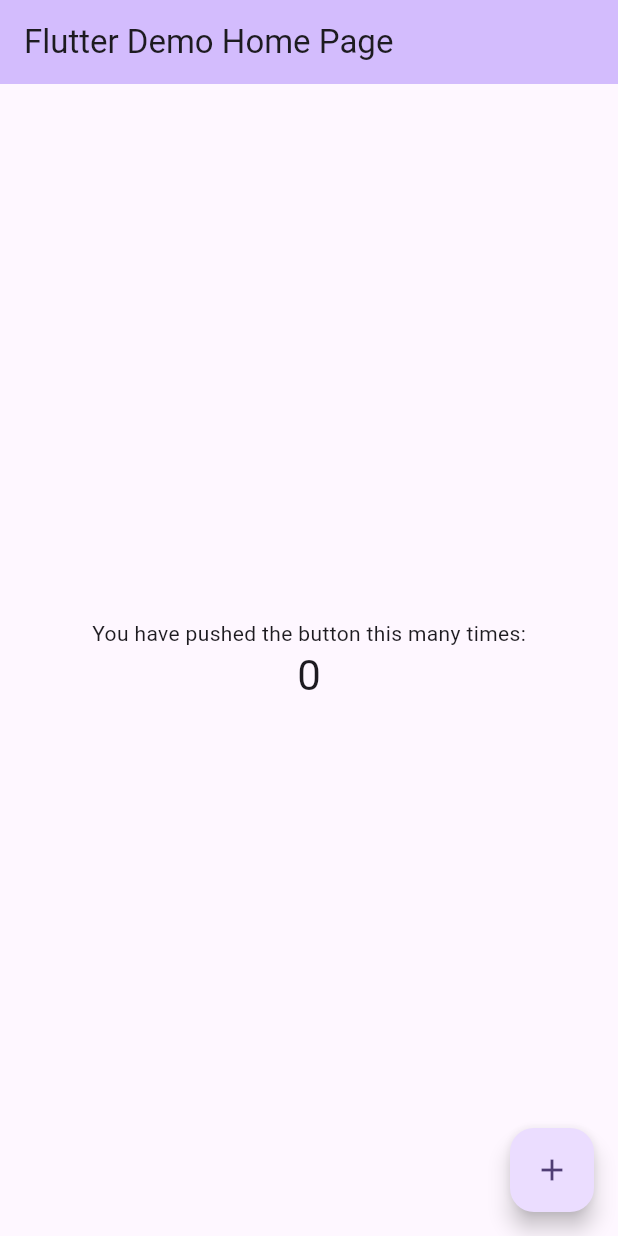
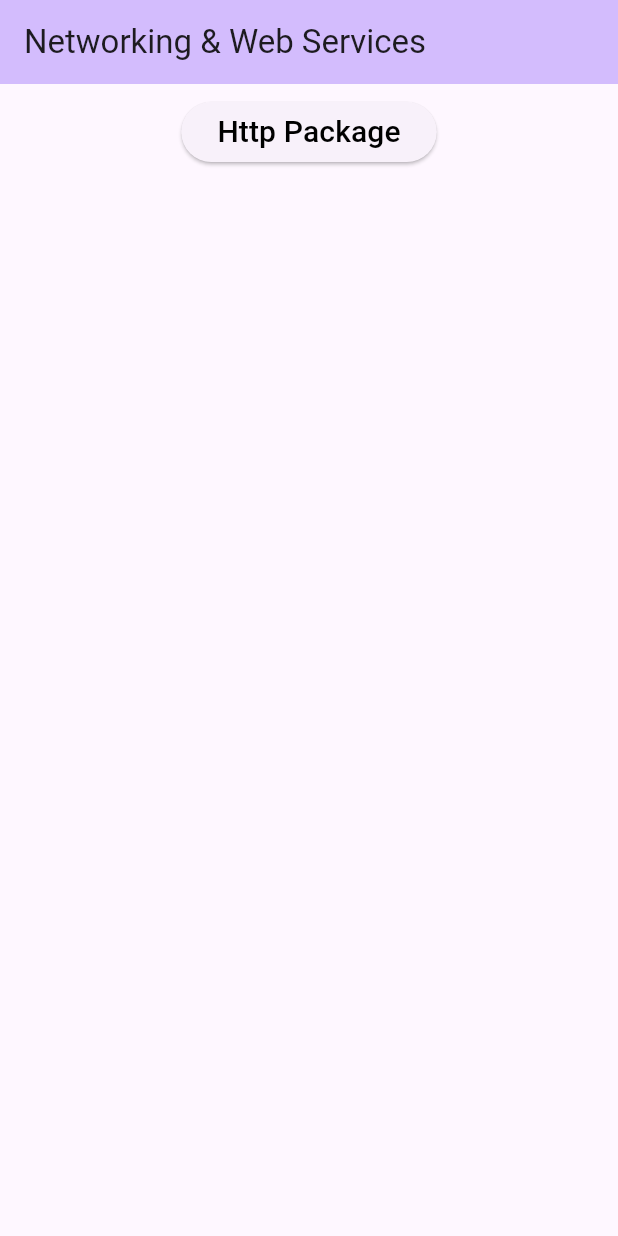
Before and after one commit to vidishaluhar/networking_examples, a Flutter app: the screen it shows after launch, on a phone screen of 412 x 824 dp. Run offline on Flutter 3.47's test engine with Material 2 defaults, Android fonts, the phone set to English and light mode, and no system bars.

Commit message:
Completed : Http Get Request, Http Post Request, Http Put Request

```diff
--- a/lib/main.dart
+++ b/lib/main.dart
@@ -1,4 +1,5 @@
 import 'package:flutter/material.dart';
+import 'package:networking_examples/routes/routes.dart';
 
 void main() {
   runApp(const MyApp());
@@ -7,119 +8,73 @@ void main() {
 class MyApp extends StatelessWidget {
   const MyApp({super.key});
 
-  // This widget is the root of your application.
   @override
   Widget build(BuildContext context) {
     return MaterialApp(
       title: 'Flutter Demo',
       theme: ThemeData(
-        // This is the theme of your application.
-        //
-        // TRY THIS: Try running your application with "flutter run". You'll see
-        // the application has a blue toolbar. Then, without quitting the app,
-        // try changing the seedColor in the colorScheme below to Colors.green
-        // and then invoke "hot reload" (save your changes or press the "hot
-        // reload" button in a Flutter-supported IDE, or press "r" if you used
-        // the command line to start the app).
-        //
-        // Notice that the counter didn't reset back to zero; the application
-        // state is not lost during the reload. To reset the state, use hot
-        // restart instead.
-        //
-        // This works for code too, not just values: Most code changes can be
-        // tested with just a hot reload.
         colorScheme: ColorScheme.fromSeed(seedColor: Colors.deepPurple),
         useMaterial3: true,
       ),
-      home: const MyHomePage(title: 'Flutter Demo Home Page'),
+      home: const MyHomePage(),
+      onGenerateRoute: Routes.onGenerateRoutes,
     );
   }
 }
 
 class MyHomePage extends StatefulWidget {
-  const MyHomePage({super.key, required this.title});
-
-  // This widget is the home page of your application. It is stateful, meaning
-  // that it has a State object (defined below) that contains fields that affect
-  // how it looks.
-
-  // This class is the configuration for the state. It holds the values (in this
-  // case the title) provided by the parent (in this case the App widget) and
-  // used by the build method of the State. Fields in a Widget subclass are
-  // always marked "final".
-
-  final String title;
+  const MyHomePage({
+    super.key,
+  });
 
   @override
   State<MyHomePage> createState() => _MyHomePageState();
 }
 
 class _MyHomePageState extends State<MyHomePage> {
-  int _counter = 0;
+  @override
+  Widget build(BuildContext context) {
+    return Scaffold(
+      appBar: AppBar(
+        title: Text("Networking & Web Services"),
+        backgroundColor: Theme.of(context).colorScheme.inversePrimary,
+      ),
+      body: Center(
+        child: Column(
+          children: [
+            CustomElevatedButton(pathName: '/http',text: 'Http Package',)
+          ],
+        ),
+      ),
+    );
+  }
+}
 
-  void _incrementCounter() {
-    setState(() {
-      // This call to setState tells the Flutter framework that something has
-      // changed in this State, which causes it to rerun the build method below
-      // so that the display can reflect the updated values. If we changed
-      // _counter without calling setState(), then the build method would not be
-      // called again, and so nothing would appear to happen.
-      _counter++;
-    });
-  }
+
+
+///Custom Elevated Button
+class CustomElevatedButton extends StatelessWidget {
+  const CustomElevatedButton({
+    super.key, required this.pathName, required this.text,
+  });
+
+  final String pathName;
+  final String text;
 
   @override
   Widget build(BuildContext context) {
-    // This method is rerun every time setState is called, for instance as done
-    // by the _incrementCounter method above.
-    //
-    // The Flutter framework has been optimized to make rerunning build methods
-    // fast, so that you can just rebuild anything that needs updating rather
-    // than having to individually change instances of widgets.
-    return Scaffold(
-      appBar: AppBar(
-        // TRY THIS: Try changing the color here to a specific color (to
-        // Colors.amber, perhaps?) and trigger a hot reload to see the AppBar
-        // change color while the other colors stay the same.
-        backgroundColor: Theme.of(context).colorScheme.inversePrimary,
-        // Here we take the value from the MyHomePage object that was created by
-        // the App.build method, and use it to set our appbar title.
-        title: Text(widget.title),
+    return Padding(
+      padding: const EdgeInsets.all(8.0),
+      child: ElevatedButton(
+        onPressed: () {
+          Navigator.pushNamed(context,pathName);
+        },
+        child: Text("$text",
+            style: TextStyle(
+                color: Colors.black,
+                fontWeight: FontWeight.w500,
+                fontSize: 20)),
       ),
-      body: Center(
-        // Center is a layout widget. It takes a single child and positions it
-        // in the middle of the parent.
-        child: Column(
-          // Column is also a layout widget. It takes a list of children and
-          // arranges them vertically. By default, it sizes itself to fit its
-          // children horizontally, and tries to be as tall as its parent.
-          //
-          // Column has various properties to control how it sizes itself and
-          // how it positions its children. Here we use mainAxisAlignment to
-          // center the children vertically; the main axis here is the vertical
-          // axis because Columns are vertical (the cross axis would be
-          // horizontal).
-          //
-          // TRY THIS: Invoke "debug painting" (choose the "Toggle Debug Paint"
-          // action in the IDE, or press "p" in the console), to see the
-          // wireframe for each widget.
-          mainAxisAlignment: MainAxisAlignment.center,
-          children: <Widget>[
-            const Text(
-              'You have pushed the button this many times:',
-            ),
-            Text(
-              '$_counter',
-              style: Theme.of(context).textTheme.headlineMedium,
-            ),
-          ],
-        ),
-      ),
-      floatingActionButton: FloatingActionButton(
-        onPressed: _incrementCounter,
-        tooltip: 'Increment',
-        child: const Icon(Icons.add),
-      ), // This trailing comma makes auto-formatting nicer for build methods.
     );
   }
 }
--- a/pubspec.yaml
+++ b/pubspec.yaml
@@ -35,6 +35,8 @@ dependencies:
   # The following adds the Cupertino Icons font to your application.
   # Use with the CupertinoIcons class for iOS style icons.
   cupertino_icons: ^1.0.2
+  http: ^0.13.4
+  json_annotation: ^4.8.1
 
 dev_dependencies:
   flutter_test:
@@ -46,6 +48,8 @@ dev_dependencies:
   # package. See that file for information about deactivating specific lint
   # rules and activating additional ones.
   flutter_lints: ^2.0.0
+  json_serializable: ^6.7.0
+  build_runner: ^2.4.6
 
 # For information on the generic Dart part of this file, see the
 # following page: https://dart.dev/tools/pub/pubspec
```
Also changed, not shown: lib/model/http_model.dart (added, +15 -0 lines), lib/routes/http/delete_request.dart (added, +15 -0 lines), lib/routes/http/get_request.dart (added, +73 -0 lines), lib/routes/http/http_example.dart (added, +32 -0 lines), lib/routes/http/patch_request.dart (added, +15 -0 lines), lib/routes/http/post_request.dart (added, +60 -0 lines), lib/routes/http/put_request.dart (added, +15 -0 lines), lib/routes/routes.dart (added, +44 -0 lines), lib/services/http_service.dart (added, +68 -0 lines), lib/model/http_model.g.dart (added), pubspec.lock.
